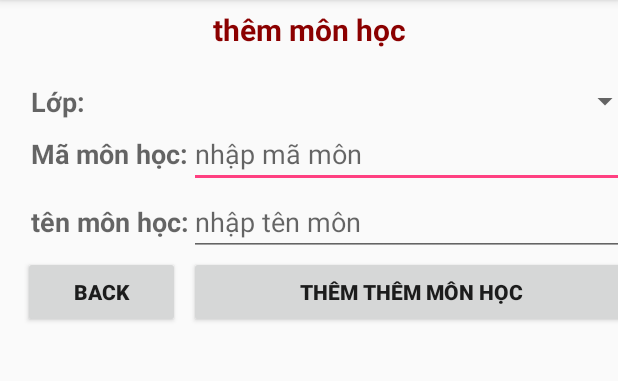
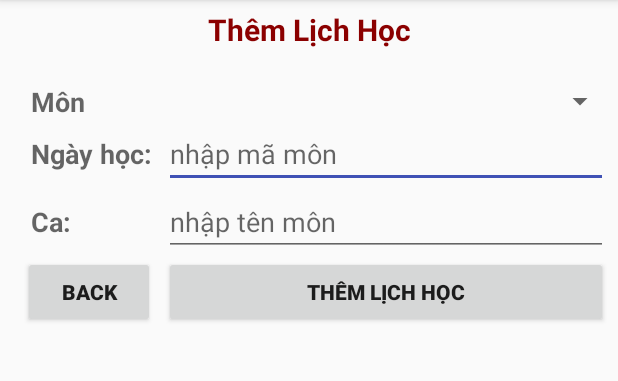
Before and after one commit to tiennguyen200597/ass_nangcao, an Android app: the addMonhoc screen opened directly, with no data from a screen before it, on a phone screen of 412 x 824 dp, the part 84-465 px from its top. Run offline under Robolectric (Android 15) with nearby library versions, the phone set to English and light mode, and no system bars.

Commit message:
last vs-tien

```diff
--- a/app/src/main/res/layout/activity_add_monhoc.xml
+++ b/app/src/main/res/layout/activity_add_monhoc.xml
@@ -11,7 +11,7 @@
         android:layout_width="fill_parent"
         android:layout_height="40dp"
         android:gravity="center"
-        android:text="thêm môn học"
+        android:text="Thêm Lịch Học"
         android:textAppearance="?android:attr/textAppearanceMedium"
         android:textColor="#8B0000"
         android:textSize="20sp"
@@ -33,7 +33,7 @@
                 android:layout_height="wrap_content"
                 android:layout_gravity="center|left"
                 android:layout_marginLeft="5dp"
-                android:text="Lớp:"
+                android:text="Môn"
                 android:textStyle="bold"
                 android:textAppearance="?android:attr/textAppearanceMedium" />
 
@@ -57,7 +57,7 @@
                 android:layout_width="wrap_content"
                 android:layout_height="wrap_content"
                 android:layout_marginLeft="5dp"
-                android:text="Mã môn học:"
+                android:text="Ngày học:"
                 android:textAppearance="?android:attr/textAppearanceMedium"
                 android:textStyle="bold" />
 
@@ -79,7 +79,7 @@
                 android:layout_width="wrap_content"
                 android:layout_height="wrap_content"
                 android:layout_marginLeft="5dp"
-                android:text="tên môn học:"
+                android:text="Ca:"
                 android:textAppearance="?android:attr/textAppearanceMedium"
                 android:textStyle="bold" />
 
@@ -113,7 +113,7 @@
                 android:layout_height="wrap_content"
                 android:layout_column="1"
                 android:onClick="addMonhoc"
-                android:text="Thêm thêm môn học"
+                android:text="Thêm lịch học"
                 android:textStyle="bold" />
         </TableRow>
     </TableLayout>
--- a/app/src/main/res/layout/activity_listmonhoc.xml
+++ b/app/src/main/res/layout/activity_listmonhoc.xml
@@ -10,7 +10,7 @@
         android:id="@+id/textView1"
         android:layout_width="fill_parent"
         android:layout_height="40dp"
-        android:background="#02ADAD"
+
         android:gravity="center"
         android:textStyle="bold"
         android:textColor="#000000"
@@ -35,7 +35,6 @@
                 android:layout_height="40dp"
                 android:layout_marginRight="1dp"
                 android:layout_weight="10"
-                android:background="#F78562"
                 android:textStyle="bold"
                 android:textColor="#000000"
                 android:gravity="center|left"
@@ -48,7 +47,6 @@
                 android:layout_height="40dp"
                 android:layout_marginRight="1dp"
                 android:layout_weight="30"
-                android:background="#008000"
                 android:textStyle="bold"
                 android:textColor="#000000"
                 android:gravity="center|left"
@@ -60,7 +58,6 @@
                 android:layout_width="wrap_content"
                 android:layout_height="40dp"
                 android:layout_weight="60"
-                android:background="#008000"
                 android:textStyle="bold"
                 android:textColor="#000000"
                 android:gravity="center|left"
--- a/app/src/main/res/values/colors.xml
+++ b/app/src/main/res/values/colors.xml
@@ -2,5 +2,5 @@
 <resources>
     <color name="colorPrimary">#03A9F4</color>
     <color name="colorPrimaryDark">#00BCD4</color>
-    <color name="colorAccent">#FF4081</color>
+    <color name="colorAccent">#3F51B5</color>
 </resources>
```
Also changed, not shown: app/src/main/java/com/cao/nang/myapplication/ActivityFb.java (+4 -4 lines), app/src/main/res/layout/activity_fb.xml (+4 -21 lines), app/src/main/res/layout/activity_list_class.xml (+3 -5 lines), app/src/main/res/layout/activity_student.xml (+6 -8 lines).
